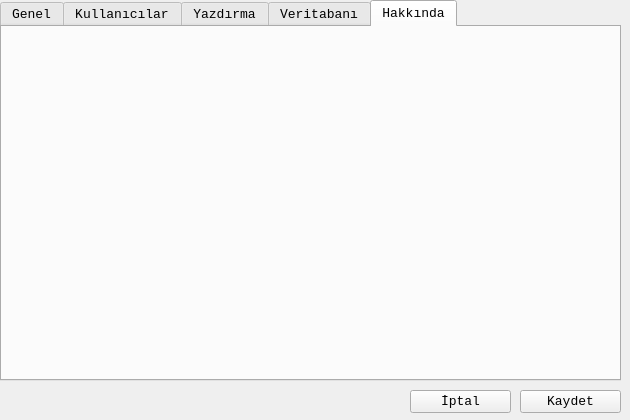
The window that ayarlardialog.ui (mamoo81/bhss) describes before a commit, drawn with Qt 5.
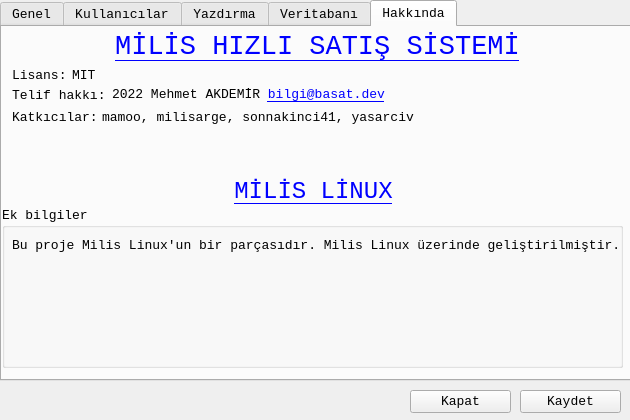
The same window after the commit. Icons and pictures are not drawn.

Commit message: hakkında sayfası yazıldı

Patch:
```diff
--- a/ayarlardialog.ui
+++ b/ayarlardialog.ui
@@ -36,7 +36,7 @@
     <rect>
      <x>0</x>
      <y>0</y>
-     <width>621</width>
+     <width>631</width>
      <height>381</height>
     </rect>
    </property>
@@ -259,6 +259,160 @@
     <attribute name="title">
      <string>Hakkında</string>
     </attribute>
+    <widget class="QLabel" name="label_4">
+     <property name="geometry">
+      <rect>
+       <x>10</x>
+       <y>0</y>
+       <width>611</width>
+       <height>41</height>
+      </rect>
+     </property>
+     <property name="font">
+      <font>
+       <family>Monospace</family>
+       <pointsize>20</pointsize>
+      </font>
+     </property>
+     <property name="text">
+      <string>&lt;a href=&quot;http://mls.akdeniz.edu.tr/git/mamoo/mhss/&quot;&gt;MİLİS HIZLI SATIŞ SİSTEMİ&lt;/a&gt;</string>
+     </property>
+     <property name="textFormat">
+      <enum>Qt::RichText</enum>
+     </property>
+     <property name="alignment">
+      <set>Qt::AlignCenter</set>
+     </property>
+     <property name="openExternalLinks">
+      <bool>true</bool>
+     </property>
+    </widget>
+    <widget class="QLabel" name="label_5">
+     <property name="geometry">
+      <rect>
+       <x>10</x>
+       <y>40</y>
+       <width>61</width>
+       <height>16</height>
+      </rect>
+     </property>
+     <property name="text">
+      <string>Lisans:</string>
+     </property>
+    </widget>
+    <widget class="QLabel" name="label_6">
+     <property name="geometry">
+      <rect>
+       <x>70</x>
+       <y>40</y>
+       <width>61</width>
+       <height>16</height>
+      </rect>
+     </property>
+     <property name="text">
+      <string>MIT</string>
+     </property>
+    </widget>
+    <widget class="QLabel" name="label_7">
+     <property name="geometry">
+      <rect>
+       <x>10</x>
+       <y>60</y>
+       <width>101</width>
+       <height>16</height>
+      </rect>
+     </property>
+     <property name="text">
+      <string>Telif hakkı:</string>
+     </property>
+    </widget>
+    <widget class="QLabel" name="label_8">
+     <property name="geometry">
+      <rect>
+       <x>110</x>
+       <y>60</y>
+       <width>311</width>
+       <height>16</height>
+      </rect>
+     </property>
+     <property name="text">
+      <string>2022 Mehmet AKDEMİR &lt;a href=&quot;mailto:bilgi@basat.dev&quot;&gt;bilgi@basat.dev&lt;/a&gt;</string>
+     </property>
+    </widget>
+    <widget class="QGroupBox" name="groupBox_4">
+     <property name="geometry">
+      <rect>
+       <x>0</x>
+       <y>180</y>
+       <width>621</width>
+       <height>161</height>
+      </rect>
+     </property>
+     <property name="title">
+      <string>Ek bilgiler</string>
+     </property>
+     <widget class="QLabel" name="label_12">
+      <property name="geometry">
+       <rect>
+        <x>10</x>
+        <y>30</y>
+        <width>611</width>
+        <height>16</height>
+       </rect>
+      </property>
+      <property name="text">
+       <string>Bu proje Milis Linux'un bir parçasıdır. Milis Linux üzerinde geliştirilmiştir.</string>
+      </property>
+     </widget>
+    </widget>
+    <widget class="QLabel" name="label_9">
+     <property name="geometry">
+      <rect>
+       <x>6</x>
+       <y>150</y>
+       <width>611</width>
+       <height>31</height>
+      </rect>
+     </property>
+     <property name="font">
+      <font>
+       <family>Monospace</family>
+       <pointsize>18</pointsize>
+      </font>
+     </property>
+     <property name="text">
+      <string>&lt;a href=&quot;http://mls.akdeniz.edu.tr/&quot;&gt;MİLİS LİNUX&lt;/a&gt;</string>
+     </property>
+     <property name="alignment">
+      <set>Qt::AlignCenter</set>
+     </property>
+    </widget>
+    <widget class="QLabel" name="label_13">
+     <property name="geometry">
+      <rect>
+       <x>100</x>
+       <y>80</y>
+       <width>521</width>
+       <height>20</height>
+      </rect>
+     </property>
+     <property name="text">
+      <string>mamoo, milisarge, sonnakinci41, yasarciv</string>
+     </property>
+    </widget>
+    <widget class="QLabel" name="label_14">
+     <property name="geometry">
+      <rect>
+       <x>10</x>
+       <y>80</y>
+       <width>91</width>
+       <height>21</height>
+      </rect>
+     </property>
+     <property name="text">
+      <string>Katkıcılar:</string>
+     </property>
+    </widget>
    </widget>
   </widget>
   <widget class="QPushButton" name="pushButton">
@@ -284,7 +438,11 @@
     </rect>
    </property>
    <property name="text">
-    <string>İptal</string>
+    <string>Kapat</string>
+   </property>
+   <property name="icon">
+    <iconset resource="images.qrc">
+     <normaloff>:/images/ui/remove.png</normaloff>:/images/ui/remove.png</iconset>
    </property>
   </widget>
  </widget>
```
Left out of the diff: 93 changed lines with no effect on the pictures.
